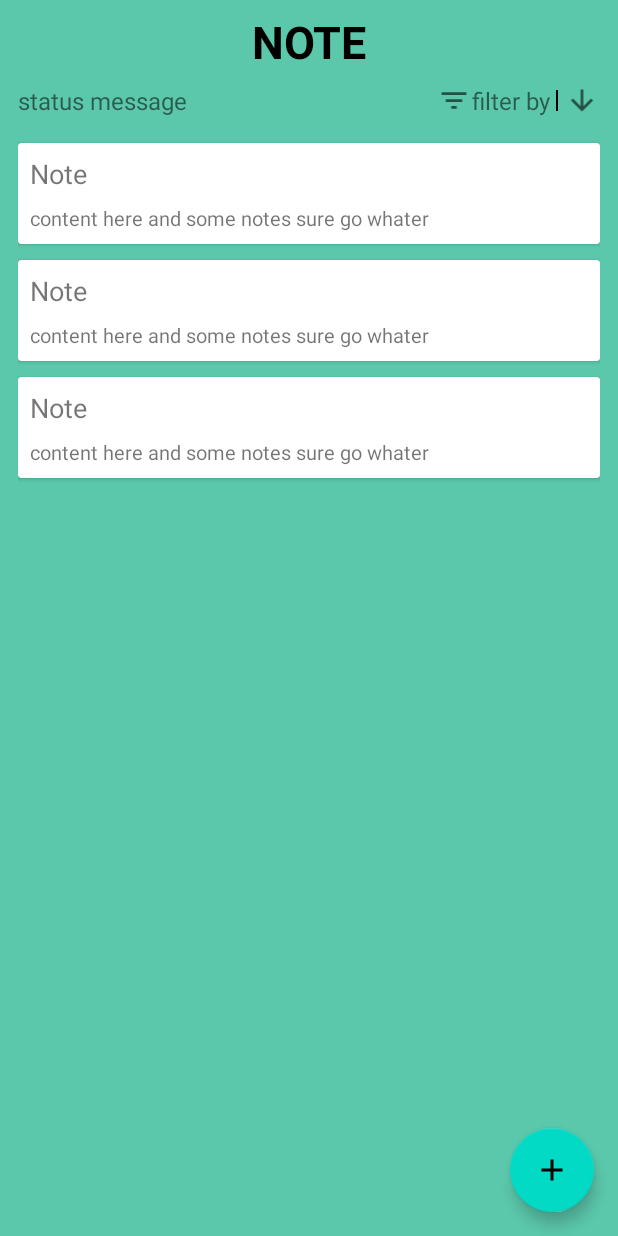
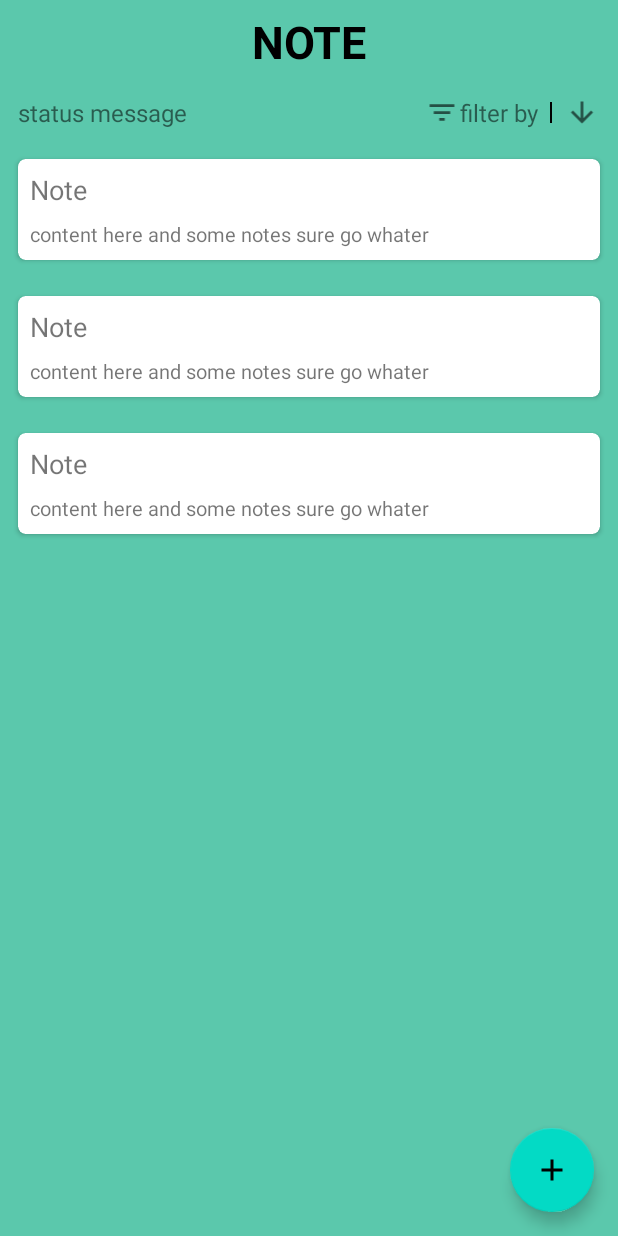
Before and after one commit to Fakevin0613/Note-Application-Android, an Android app: the layout activity_main.xml on its own in the app's theme, with its tools: preview values and no code run, on a phone screen of 412 x 824 dp. Run offline under Robolectric (Android 15) with nearby library versions, the phone set to English and light mode, and no system bars.

```diff
--- a/NoteApplication/app/src/main/java/com/noteapplication/cs398/NoteViewModel.kt
+++ b/NoteApplication/app/src/main/java/com/noteapplication/cs398/NoteViewModel.kt
@@ -8,7 +8,7 @@ import kotlinx.coroutines.Dispatchers
 import kotlinx.coroutines.launch
 
 class NoteViewModel(application: Application) : AndroidViewModel(application) {
-    private val allNotes: LiveData<List<Note>>
+    val allNotes: LiveData<List<Note>>
     private val repository: NoteRepository
 
     init{
--- a/NoteApplication/app/src/main/res/layout/activity_main.xml
+++ b/NoteApplication/app/src/main/res/layout/activity_main.xml
@@ -22,7 +22,8 @@
             android:orientation="horizontal"
             android:id="@+id/toolBar"
 
-            android:layout_marginHorizontal="12dp"
+            android:layout_margin="8dp"
+            android:paddingHorizontal="4dp"
             android:layout_below="@id/title">
         <TextView
                 android:layout_width="wrap_content"
@@ -53,7 +54,8 @@
             <View
                     android:layout_width="1dp"
                     android:layout_height="match_parent"
-                    android:layout_margin="4dp"
+                    android:layout_marginHorizontal="8dp"
+                    android:layout_marginVertical="4dp"
                     android:background="@color/black"/>
 
             <ImageView
@@ -65,13 +67,14 @@
         </LinearLayout>
 
     </LinearLayout>
+
     <androidx.recyclerview.widget.RecyclerView
             android:layout_width="match_parent"
             android:layout_height="match_parent"
             android:id="@+id/noteList"
             android:layout_below="@id/toolBar"
-            tools:listitem="@layout/note_item"
-            android:layout_margin="12dp"/>
+            tools:listitem="@layout/note_item"/>
+
     <com.google.android.material.floatingactionbutton.FloatingActionButton
             android:layout_width="wrap_content"
             android:layout_height="wrap_content"
@@ -81,13 +84,4 @@
             android:layout_alignParentEnd="true" android:layout_marginEnd="16dp"
             android:contentDescription="@string/add_new_note"/>
 
-<!--    <com.google.android.material.button.MaterialButton-->
-<!--            android:layout_width="match_parent"-->
-<!--            android:layout_height="wrap_content"-->
-<!--            android:text="Add Notes"-->
-<!--            android:id="@+id/notefolderadd"-->
-<!--            android:layout_alignParentBottom="true"-->
-<!--            app:backgroundTint="#009688"/>-->
-
-
 </RelativeLayout>
--- a/NoteApplication/app/src/main/res/layout/note_item.xml
+++ b/NoteApplication/app/src/main/res/layout/note_item.xml
@@ -2,9 +2,12 @@
 
 <androidx.cardview.widget.CardView
         xmlns:android="http://schemas.android.com/apk/res/android"
-        android:layout_width="match_parent"
+        xmlns:app="http://schemas.android.com/apk/res-auto"
+        android:id="@+id/noteItem"
+        android:layout_width="wrap_content"
         android:layout_height="wrap_content"
-        android:layout_marginVertical="5dp">
+        android:layout_margin="12dp"
+        app:cardCornerRadius="5dp">
     <RelativeLayout
             android:layout_width="match_parent"
             android:layout_height="wrap_content"
@@ -12,7 +15,7 @@
 
         <!--text view for displaying our note text-->
         <TextView
-                android:id="@+id/idTVNote"
+                android:id="@+id/itemTitle"
                 android:layout_width="match_parent"
                 android:layout_height="wrap_content"
                 android:padding="4dp"
@@ -21,10 +24,10 @@
 
         <!--text view for displaying our last updated text-->
         <TextView
-                android:id="@+id/idTVDate"
+                android:id="@+id/itemContent"
                 android:layout_width="match_parent"
                 android:layout_height="wrap_content"
-                android:layout_below="@id/idTVNote"
+                android:layout_below="@id/itemTitle"
                 android:padding="4dp"
                 android:text="content here and some notes sure go whater"
                 android:textSize="13sp" />
```
Also changed, not shown: NoteApplication/app/src/main/java/com/noteapplication/cs398/ListAdapter.kt (+39 -1 lines), NoteApplication/app/src/main/java/com/noteapplication/cs398/MainActivity.kt (+26 -11 lines).
